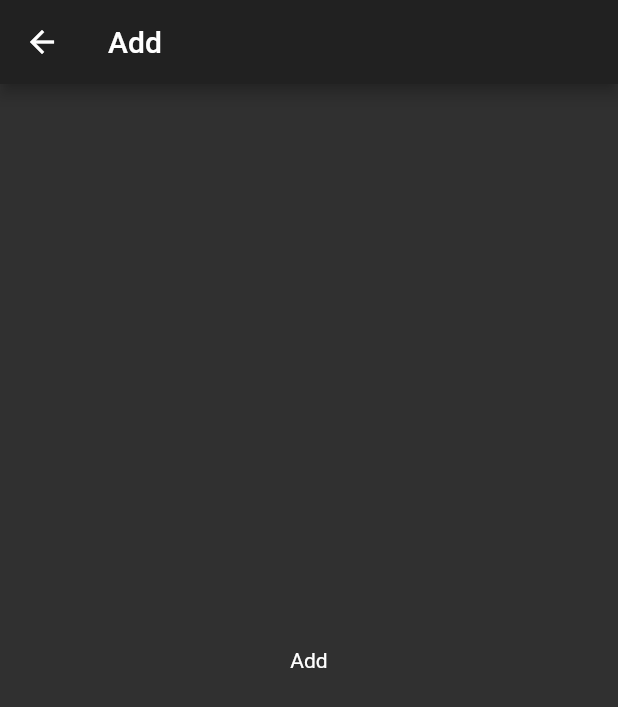
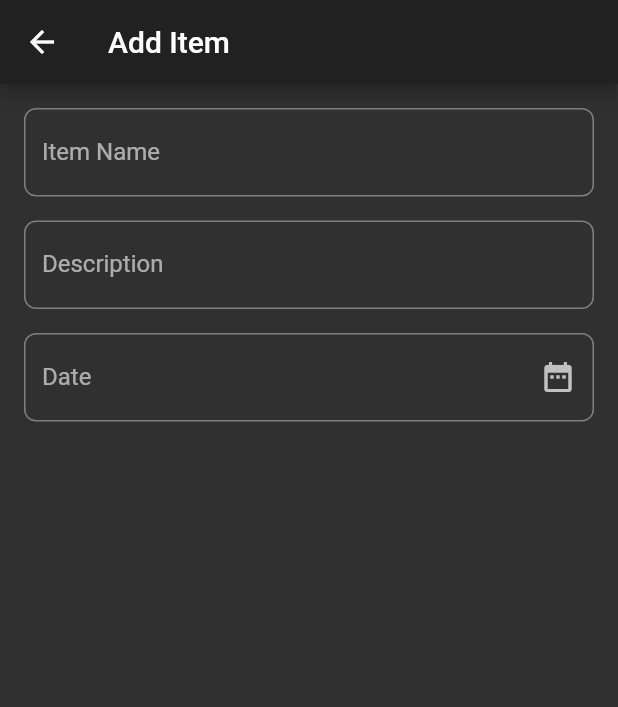
Before and after one commit to Fizhu/Inventory, a Flutter app: the AddPage screen opened by its route, on a phone screen of 412 x 824 dp. Shown: the top 707 px of the screen. Run offline on Flutter 3.47's test engine with Material 2 defaults, Android fonts, the phone set to English and light mode, and no system bars; our stand-ins replace bloc, cached_network_image, dio, equatable, flutter_bloc, flutter_svg and 3 more; accounts and stored records are empty; generated files the repository leaves out were written again.

Commit message:
update add page

```diff
--- a/lib/bloc/user/user_bloc.dart
+++ b/lib/bloc/user/user_bloc.dart
@@ -2,6 +2,7 @@ import 'dart:async';
 
 import 'package:bloc/bloc.dart';
 import 'package:equatable/equatable.dart';
+import 'package:flutter/cupertino.dart';
 import 'package:inventory/data/models/data.dart';
 import 'package:inventory/data/repository/repository.dart';
 
@@ -19,6 +20,8 @@ class UserBloc extends Bloc<UserEvent, UserState> {
   ) async* {
     if (event is FetchUser) {
       yield* _mapFetchUserToEvent();
+    } else if (event is SaveUser) {
+
     }
   }
 
@@ -34,4 +37,17 @@ class UserBloc extends Bloc<UserEvent, UserState> {
       yield UserNotExisted();
     }
   }
+
+  Stream<UserState> _mapSaveUserToEvent() async* {
+    try {
+      var data = await repository.getUser();
+      if (data != null) {
+        yield UserExisted(data);
+      } else {
+        yield UserNotExisted();
+      }
+    } catch (e) {
+      yield UserNotExisted();
+    }
+  }
 }
--- a/lib/bloc/user/user_event.dart
+++ b/lib/bloc/user/user_event.dart
@@ -8,3 +8,12 @@ abstract class UserEvent extends Equatable {
 }
 
 class FetchUser extends UserEvent {}
+
+class SaveUser extends UserEvent {
+  final User user;
+
+  const SaveUser(this.user);
+
+  @override
+  List<Object> get props => [user];
+}
--- a/lib/data/repository/app_repository.dart
+++ b/lib/data/repository/app_repository.dart
@@ -21,4 +21,7 @@ class AppRepository implements Repository {
 
   @override
   Future<User> getUser() async => UserPref.getUser();
+
+  @override
+  saveUser(User user) async => UserPref.setUser(user);
 }
--- a/lib/data/repository/repository.dart
+++ b/lib/data/repository/repository.dart
@@ -6,4 +6,6 @@ abstract class Repository {
   Future<ResponseList> getBarangById(int idUser);
 
   Future<User> getUser();
+
+  saveUser(User user);
 }
--- a/lib/ui/add/add.dart
+++ b/lib/ui/add/add.dart
@@ -11,12 +11,46 @@ class _AddPageState extends State<AddPage> {
   @override
   Widget build(BuildContext context) {
     return Scaffold(
-      appBar: AppBar(
-        title: Text('Add'),
-      ),
-      body: Center(
-        child: Text('Add'),
-      ),
-    );
+        appBar: AppBar(
+          title: Text('Add Item'),
+        ),
+        body: SingleChildScrollView(
+          child: Padding(
+            padding: EdgeInsets.all(16.0),
+            child: Column(
+              crossAxisAlignment: CrossAxisAlignment.stretch,
+              children: [
+                _formInput(
+                    TextInputType.text, 'Item Name', null, (value) {}, (value) {}),
+                SizedBox(height: 16.0,),
+                _formInput(
+                    TextInputType.text, 'Description', null, (value) {}, (value) {}),
+                SizedBox(height: 16.0,),
+                _formInput(
+                    TextInputType.text, 'Date', IconButton(
+                  icon: Icon(Icons.date_range),
+                  onPressed: () {},
+                ), (value) {}, (value) {}),
+              ],
+            ),
+          ),
+        ));
   }
+
+  _formInput(TextInputType textInputType, String label, Widget suffixIcon,
+          Function(String value) f, Function(String value) v) =>
+      Container(
+        child: TextFormField(
+          keyboardType: textInputType,
+          onSaved: f,
+          validator: v,
+          decoration: InputDecoration(
+            labelText: label,
+            suffixIcon: suffixIcon,
+            border: OutlineInputBorder(
+              borderRadius: BorderRadius.circular(8.0),
+            ),
+          ),
+        ),
+      );
 }
--- a/lib/ui/home/home.dart
+++ b/lib/ui/home/home.dart
@@ -1,5 +1,4 @@
 import 'dart:async';
-import 'dart:developer';
 
 import 'package:cached_network_image/cached_network_image.dart';
 import 'package:flutter/cupertino.dart';
@@ -9,6 +8,7 @@ import 'package:inventory/bloc/barang/barang_bloc.dart';
 import 'package:inventory/bloc/user/user_bloc.dart';
 import 'package:inventory/data/models/data.dart';
 import 'package:inventory/data/pref/pref.dart';
+import 'package:inventory/ui/add/add.dart';
 import 'package:inventory/ui/detail/detail.dart';
 import 'package:inventory/ui/login/login.dart';
 import 'package:inventory/utils/ext.dart';
@@ -92,7 +92,6 @@ class _HomePageState extends State<HomePage> {
       itemBuilder: (context, position) {
         return GestureDetector(
           onTap: () {
-            log(position.toString());
             Ext.toast(listBarang[position].namaBarang);
           },
           child: ListTile(
@@ -252,7 +251,9 @@ class _HomePageState extends State<HomePage> {
         bottomNavigationBar: _bottomAppBar(),
         floatingActionButton: FloatingActionButton(
           child: Icon(Icons.add),
-          onPressed: () {},
+          onPressed: () {
+            Navigator.pushNamed(context, AddPage.routeName);
+          },
         ),
         floatingActionButtonLocation: FloatingActionButtonLocation.endDocked,
         body: RefreshIndicator(
```
